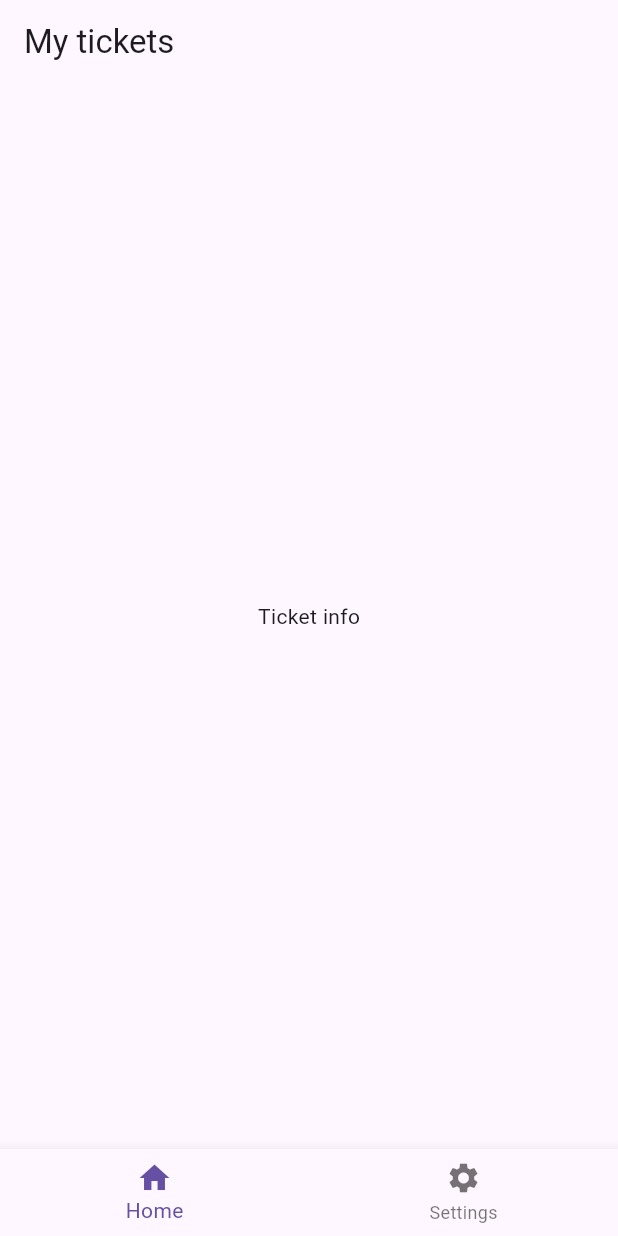
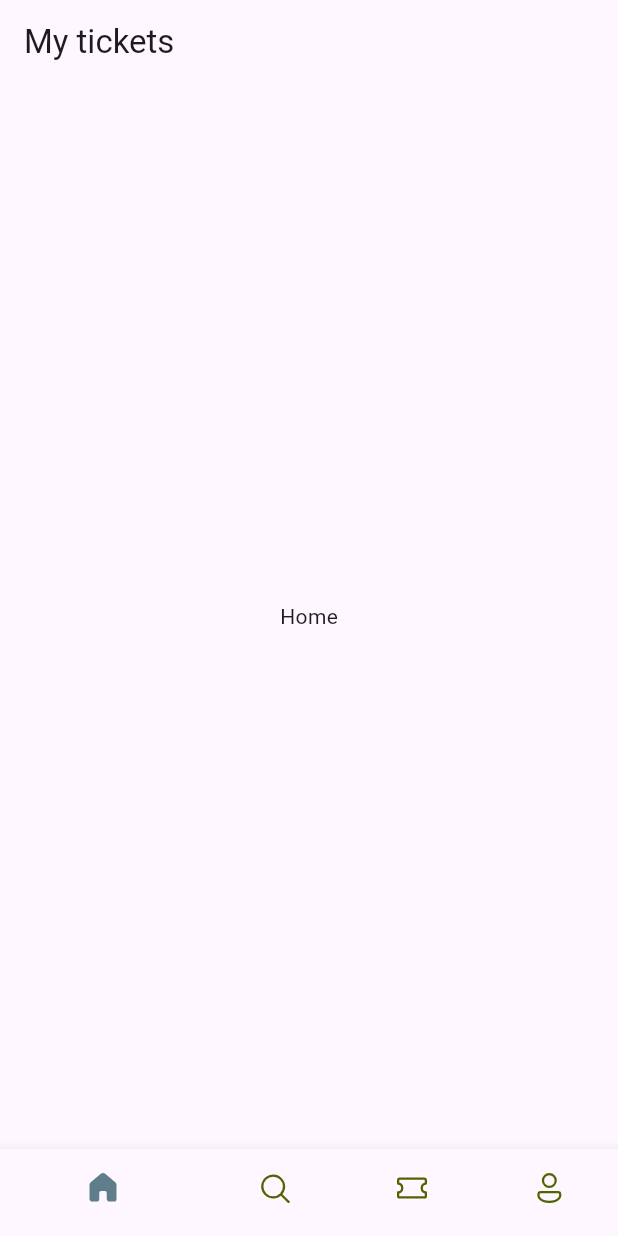
Before and after one commit to sithumoemyint-code/flutter_course_absolute_beginners, a Flutter app: the screen it shows after launch, on a phone screen of 412 x 824 dp. Run offline on Flutter 3.47's test engine with Material 3 defaults, Android fonts, the phone set to English and light mode, and no system bars; our stand-ins replace fluentui_icons.

Commit message:
bottom nav bar developing

```diff
--- a/lib/core/bottom_nav_bar.dart
+++ b/lib/core/bottom_nav_bar.dart
@@ -1,3 +1,4 @@
+import 'package:fluentui_icons/fluentui_icons.dart';
 import 'package:flutter/material.dart';
 
 class MyBottomNavBar extends StatefulWidget {
@@ -8,17 +9,51 @@ class MyBottomNavBar extends StatefulWidget {
 }
 
 class _MyBottomNavBarState extends State<MyBottomNavBar> {
+  final appScreens = [
+    const Center(child: Text("Home")),
+    const Center(child: Text("Search")),
+    const Center(child: Text("Tickets")),
+    const Center(child: Text("Profile")),
+  ];
+
+  int _selectedIndex = 0;
+  void _onItemTapped(int index) {
+    setState(() {
+      _selectedIndex = index;
+    });
+  }
+
   @override
   Widget build(BuildContext context) {
     return Scaffold(
       appBar: AppBar(title: const Text("My tickets")),
-      body: const Center(child: Text("Ticket info")),
+      body: appScreens[_selectedIndex],
       bottomNavigationBar: BottomNavigationBar(
+        onTap: _onItemTapped,
+        selectedItemColor: Colors.blueGrey,
+        unselectedItemColor: const Color(0xFF526400),
+        showSelectedLabels: false,
         items: const [
-          BottomNavigationBarItem(icon: Icon(Icons.home), label: "Home"),
           BottomNavigationBarItem(
-            icon: Icon(Icons.settings),
-            label: "Settings",
+            icon: Icon(FluentSystemIcons.ic_fluent_home_regular),
+            activeIcon: Icon(FluentSystemIcons.ic_fluent_home_filled),
+            label: "Home",
+          ),
+          BottomNavigationBarItem(
+            icon: Icon(FluentSystemIcons.ic_fluent_search_regular),
+            activeIcon: Icon(FluentSystemIcons.ic_fluent_search_filled),
+            label: "Search",
+          ),
+
+          BottomNavigationBarItem(
+            icon: Icon(FluentSystemIcons.ic_fluent_ticket_regular),
+            activeIcon: Icon(FluentSystemIcons.ic_fluent_ticket_filled),
+            label: "Tickets",
+          ),
+          BottomNavigationBarItem(
+            icon: Icon(FluentSystemIcons.ic_fluent_person_regular),
+            activeIcon: Icon(FluentSystemIcons.ic_fluent_person_filled),
+            label: "Profile",
           ),
         ],
       ),
--- a/pubspec.yaml
+++ b/pubspec.yaml
@@ -34,6 +34,7 @@ dependencies:
   # The following adds the Cupertino Icons font to your application.
   # Use with the CupertinoIcons class for iOS style icons.
   cupertino_icons: ^1.0.8
+  fluentui_icons: ^1.0.0
 
 dev_dependencies:
   flutter_test:
```
Also changed, not shown: pubspec.lock.
